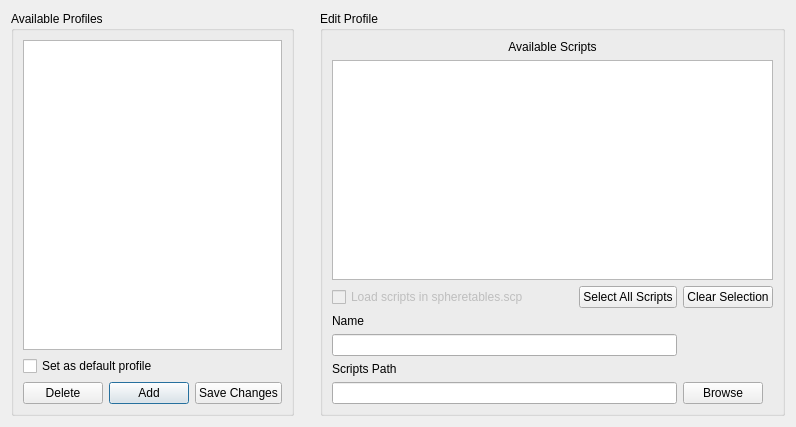
Qt form forms/dlg_profilescripts_options.ui (cbnolok/Leviathan) before a commit.
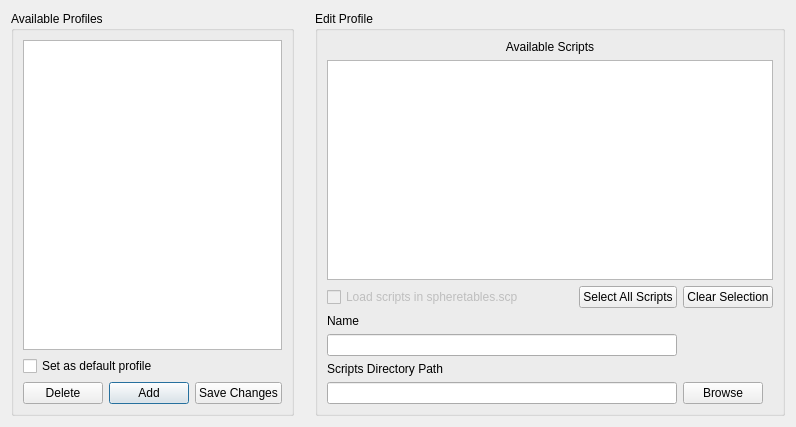
The same form after that commit.

What changed in the file:
```diff
--- a/forms/dlg_profilescripts_options.ui
+++ b/forms/dlg_profilescripts_options.ui
@@ -101,7 +101,7 @@
      </property>
      <property name="sizeHint" stdset="0">
       <size>
-       <width>20</width>
+       <width>15</width>
        <height>20</height>
       </size>
      </property>
@@ -170,7 +170,7 @@
         <item row="7" column="0" rowspan="2">
          <widget class="QLabel" name="label_editPath">
           <property name="text">
-           <string>Scripts Path</string>
+           <string>Scripts Directory Path</string>
           </property>
          </widget>
         </item>
```
